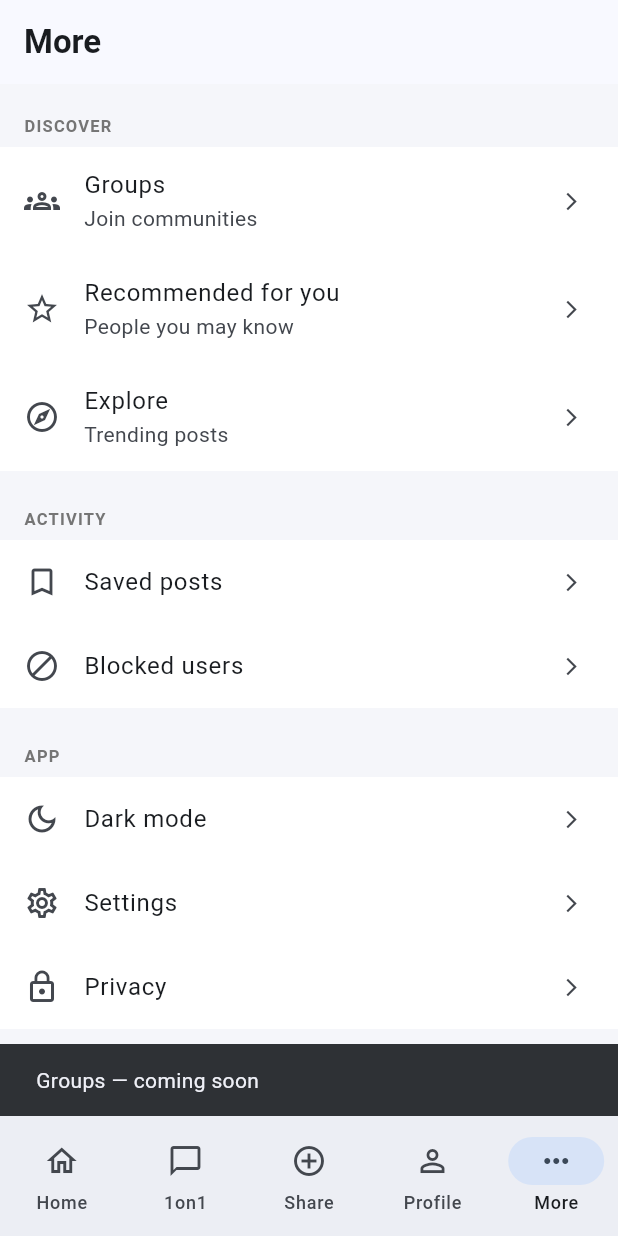
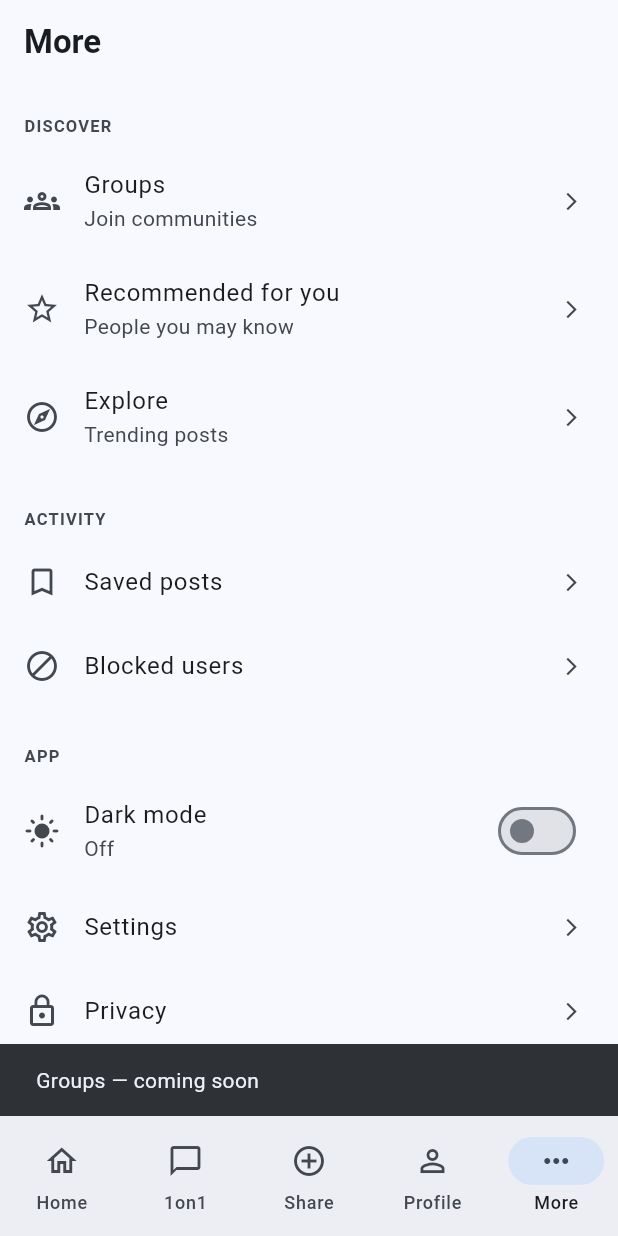
Before and after one commit to ncnu1356-cpu/Damadam, a Flutter app: the screen it shows once a user with an empty profile is signed in, item 5 of the bottom bar chosen, after a tap on "Groups", on a phone screen of 412 x 824 dp. Run offline on Flutter 3.47's test engine with Material 3 defaults, Android fonts, the phone set to English and light mode, and no system bars; our stand-ins replace image_picker, shared_preferences, supabase_flutter; accounts and stored records are empty.

Commit message:
Update main.dart

```diff
--- a/lib/main.dart
+++ b/lib/main.dart
@@ -17,6 +17,7 @@ import 'services/notification_service.dart';
 import 'services/save_service.dart';
 import 'services/report_service.dart';
 import 'services/session_service.dart';
+import 'theme_controller.dart';
 
 const String supabaseUrl =
     'https://fhmshhmklsqgiyvcdvbr.supabase.co';
@@ -25,6 +26,8 @@ const String supabasePublishableKey =
     'sb_publishable_gTJUg-94UMGG7FF73Ey58g_ZLoeEZoW';
 
 SupabaseClient get supabase => Supabase.instance.client;
+
+final ThemeController themeController = ThemeController();
 
 Future<void> main() async {
   WidgetsFlutterBinding.ensureInitialized();
@@ -43,15 +46,26 @@ class DamadamApp extends StatelessWidget {
 
   @override
   Widget build(BuildContext context) {
+    return AnimatedBuilder(
+      animation: themeController,
+      builder: (context, _) {
         return MaterialApp(
           debugShowCheckedModeBanner: false,
           title: 'Damadam',
+          themeMode: themeController.mode,
           theme: ThemeData(
             useMaterial3: true,
             colorSchemeSeed: Colors.blue,
             brightness: Brightness.light,
           ),
+          darkTheme: ThemeData(
+            useMaterial3: true,
+            colorSchemeSeed: Colors.blue,
+            brightness: Brightness.dark,
+          ),
           home: const AuthGate(),
+        );
+      },
     );
   }
 }
@@ -102,7 +116,7 @@ class _AuthGateState extends State<AuthGate> {
 }
 
 // ============================================================
-// MAIN SHELL — bottom navigation with DM badge
+// MAIN SHELL
 // ============================================================
 
 class MainShell extends StatefulWidget {
@@ -524,6 +538,7 @@ class _HomeTabState extends State<HomeTab> {
   @override
   Widget build(BuildContext context) {
     final visiblePosts = showForYou ? allPosts : forMePosts;
+    final cs = Theme.of(context).colorScheme;
 
     return Scaffold(
       appBar: AppBar(
@@ -582,7 +597,7 @@ class _HomeTabState extends State<HomeTab> {
       body: Column(
         children: [
           Container(
-            color: Colors.white,
+            color: cs.surface,
             padding: const EdgeInsets.fromLTRB(12, 8, 12, 8),
             child: Row(
               children: [
@@ -601,14 +616,14 @@ class _HomeTabState extends State<HomeTab> {
                 Text(
                   '${visiblePosts.length}',
                   style: TextStyle(
-                    color: Colors.grey.shade600,
+                    color: cs.onSurfaceVariant,
                     fontSize: 13,
                   ),
                 ),
               ],
             ),
           ),
-          const Divider(height: 1),
+          Divider(height: 1, color: cs.outlineVariant),
           Expanded(
             child: RefreshIndicator(
               onRefresh: refreshFeed,
@@ -624,7 +639,7 @@ class _HomeTabState extends State<HomeTab> {
                                   ? Icons.article_outlined
                                   : Icons.people_outline,
                               size: 70,
-                              color: Colors.grey.shade400,
+                              color: cs.onSurfaceVariant,
                             ),
                             const SizedBox(height: 12),
                             Center(
@@ -637,7 +652,7 @@ class _HomeTabState extends State<HomeTab> {
                                 textAlign: TextAlign.center,
                                 style: TextStyle(
                                   fontSize: 16,
-                                  color: Colors.grey.shade600,
+                                  color: cs.onSurfaceVariant,
                                 ),
                               ),
                             ),
@@ -668,21 +683,20 @@ class _HomeTabState extends State<HomeTab> {
     required bool active,
     required VoidCallback onTap,
   }) {
+    final cs = Theme.of(context).colorScheme;
     return GestureDetector(
       onTap: onTap,
       child: Container(
         padding: const EdgeInsets.symmetric(horizontal: 16, vertical: 8),
         decoration: BoxDecoration(
-          color: active
-              ? Theme.of(context).colorScheme.primary
-              : Colors.grey.shade200,
+          color: active ? cs.primary : cs.surfaceContainerHighest,
           borderRadius: BorderRadius.circular(20),
         ),
         child: Text(
           label,
           style: TextStyle(
             fontWeight: FontWeight.w600,
-            color: active ? Colors.white : Colors.black87,
+            color: active ? cs.onPrimary : cs.onSurface,
           ),
         ),
       ),
@@ -691,7 +705,7 @@ class _HomeTabState extends State<HomeTab> {
 }
 
 // ============================================================
-// MORE TAB
+// MORE TAB — with Dark Mode toggle
 // ============================================================
 
 class MoreTab extends StatelessWidget {
@@ -736,8 +750,12 @@ class MoreTab extends StatelessWidget {
 
   @override
   Widget build(BuildContext context) {
+    final cs = Theme.of(context).colorScheme;
+
+    return AnimatedBuilder(
+      animation: themeController,
+      builder: (context, _) {
         return Scaffold(
-      backgroundColor: const Color(0xFFF5F6FA),
           appBar: AppBar(
             title: const Text(
               'More',
@@ -748,40 +766,36 @@ class MoreTab extends StatelessWidget {
             children: [
               const SizedBox(height: 8),
 
-          _sectionHeader('Discover'),
-          ListTile(
-            leading: const Icon(Icons.groups_outlined),
-            title: const Text('Groups'),
-            subtitle: const Text('Join communities'),
-            trailing: const Icon(Icons.arrow_forward_ios, size: 14),
-            tileColor: Colors.white,
+              _sectionHeader('Discover', cs),
+              _tile(
+                context: context,
+                icon: Icons.groups_outlined,
+                title: 'Groups',
+                subtitle: 'Join communities',
                 onTap: () => _show('Groups', context),
               ),
-          ListTile(
-            leading: const Icon(Icons.star_outline),
-            title: const Text('Recommended for you'),
-            subtitle: const Text('People you may know'),
-            trailing: const Icon(Icons.arrow_forward_ios, size: 14),
-            tileColor: Colors.white,
+              _tile(
+                context: context,
+                icon: Icons.star_outline,
+                title: 'Recommended for you',
+                subtitle: 'People you may know',
                 onTap: () => _show('Recommended', context),
               ),
-          ListTile(
-            leading: const Icon(Icons.explore_outlined),
-            title: const Text('Explore'),
-            subtitle: const Text('Trending posts'),
-            trailing: const Icon(Icons.arrow_forward_ios, size: 14),
-            tileColor: Colors.white,
+              _tile(
+                context: context,
+                icon: Icons.explore_outlined,
+                title: 'Explore',
+                subtitle: 'Trending posts',
                 onTap: () => _show('Explore', context),
               ),
 
               const SizedBox(height: 12),
 
-          _sectionHeader('Activity'),
-          ListTile(
-            leading: const Icon(Icons.bookmark_border),
-            title: const Text('Saved posts'),
-            trailing: const Icon(Icons.arrow_forward_ios, size: 14),
-            tileColor: Colors.white,
+              _sectionHeader('Activity', cs),
+              _tile(
+                context: context,
+                icon: Icons.bookmark_border,
+                title: 'Saved posts',
                 onTap: () {
                   Navigator.push(
                     context,
@@ -791,11 +805,10 @@ class MoreTab extends StatelessWidget {
                   );
                 },
               ),
-          ListTile(
-            leading: const Icon(Icons.block),
-            title: const Text('Blocked users'),
-            trailing: const Icon(Icons.arrow_forward_ios, size: 14),
-            tileColor: Colors.white,
+              _tile(
+                context: context,
+                icon: Icons.block,
+                title: 'Blocked users',
                 onTap: () {
                   Navigator.push(
                     context,
@@ -808,19 +821,28 @@ class MoreTab extends StatelessWidget {
 
               const SizedBox(height: 12),
 
-          _sectionHeader('App'),
-          ListTile(
-            leading: const Icon(Icons.dark_mode_outlined),
+              _sectionHeader('App', cs),
+
+              // ✅ DARK MODE TOGGLE
+              SwitchListTile(
+                tileColor: cs.surface,
+                secondary: Icon(
+                  themeController.isDark
+                      ? Icons.dark_mode
+                      : Icons.light_mode,
+                ),
                 title: const Text('Dark mode'),
-            trailing: const Icon(Icons.arrow_forward_ios, size: 14),
-            tileColor: Colors.white,
-            onTap: () => _show('Dark mode', context),
-          ),
-          ListTile(
-            leading: const Icon(Icons.settings_outlined),
-            title: const Text('Settings'),
-            trailing: const Icon(Icons.arrow_forward_ios, size: 14),
-            tileColor: Colors.white,
+                subtitle: Text(
+                  themeController.isDark ? 'On' : 'Off',
+                ),
+                value: themeController.isDark,
+                onChanged: (v) => themeController.setDark(v),
+              ),
+
+              _tile(
+                context: context,
+                icon: Icons.settings_outlined,
+                title: 'Settings',
                 onTap: () {
                   Navigator.push(
                     context,
@@ -830,25 +852,24 @@ class MoreTab extends StatelessWidget {
                   );
                 },
               ),
+              _tile(
+                context: context,
+                icon: Icons.lock_outline,
+                title: 'Privacy',
+                onTap: () => _show('Privacy', context),
+              ),
+
+              const SizedBox(height: 12),
+
+              _sectionHeader('Account', cs),
+              _tile(
+                context: context,
+                icon: Icons.info_outline,
+                title: 'About Damadam',
+                onTap: () => _show('About', context),
+              ),
               ListTile(
-            leading: const Icon(Icons.lock_outline),
-            title: const Text('Privacy'),
-            trailing: const Icon(Icons.arrow_forward_ios, size: 14),
-            tileColor: Colors.white,
-            onTap: () => _show('Privacy', context),
-          ),
-
-          const SizedBox(height: 12),
-
-          _sectionHeader('Account'),
-          ListTile(
-            leading: const Icon(Icons.info_outline),
-            title: const Text('About Damadam'),
-            trailing: const Icon(Icons.arrow_forward_ios, size: 14),
-            tileColor: Colors.white,
-            onTap: () => _show('About', context),
-          ),
-          ListTile(
+                tileColor: cs.surface,
                 leading: const Icon(Icons.logout, color: Colors.red),
                 title: const Text(
                   'Logout',
@@ -857,23 +878,42 @@ class MoreTab extends StatelessWidget {
                     fontWeight: FontWeight.w600,
                   ),
                 ),
-            tileColor: Colors.white,
                 onTap: () => _logout(context),
               ),
               const SizedBox(height: 30),
               Center(
                 child: Text(
                   'Damadam v1.0.0',
-              style: TextStyle(color: Colors.grey.shade400, fontSize: 12),
+                  style: TextStyle(color: cs.onSurfaceVariant, fontSize: 12),
                 ),
               ),
               const SizedBox(height: 30),
             ],
           ),
         );
-  }
-
-  Widget _sectionHeader(String title) {
+      },
+    );
+  }
+
+  Widget _tile({
+    required BuildContext context,
+    required IconData icon,
+    required String title,
+    String? subtitle,
+    required VoidCallback onTap,
+  }) {
+    final cs = Theme.of(context).colorScheme;
+    return ListTile(
+      tileColor: cs.surface,
+      leading: Icon(icon),
+      title: Text(title),
+      subtitle: subtitle != null ? Text(subtitle) : null,
+      trailing: const Icon(Icons.arrow_forward_ios, size: 14),
+      onTap: onTap,
+    );
+  }
+
+  Widget _sectionHeader(String title, ColorScheme cs) {
     return Padding(
       padding: const EdgeInsets.fromLTRB(16, 12, 16, 6),
       child: Text(
@@ -881,7 +921,7 @@ class MoreTab extends StatelessWidget {
         style: TextStyle(
           fontSize: 11,
           fontWeight: FontWeight.bold,
-          color: Colors.grey.shade600,
+          color: cs.onSurfaceVariant,
           letterSpacing: 0.8,
         ),
       ),
@@ -932,7 +972,7 @@ class WelcomeScreen extends StatelessWidget {
                   'Connect. Share. Chat.',
                   style: TextStyle(
                     fontSize: 16,
-                    color: Colors.grey.shade600,
+                    color: Theme.of(context).colorScheme.onSurfaceVariant,
                   ),
                 ),
                 const SizedBox(height: 45),
@@ -2017,6 +2057,7 @@ class _PostCardState extends State<PostCard> {
     final currentUserId = supabase.auth.currentUser?.id;
     final isOwner = userId == currentUserId;
     final avatarUrl = getAvatarUrl();
+    final cs = Theme.of(context).colorScheme;
 
     return Card(
       margin: const EdgeInsets.symmetric(horizontal: 10, vertical: 6),
@@ -2060,7 +2101,7 @@ class _PostCardState extends State<PostCard> {
                           _timeAgo(widget.post['created_at']?.toString()),
                           style: TextStyle(
                             fontSize: 12,
-                            color: Colors.grey.shade600,
+                            color: cs.onSurfaceVariant,
                           ),
                         ),
                       ],
@@ -2176,7 +2217,7 @@ class _PostCardState extends State<PostCard> {
                   onPressed: _toggleSave,
                   icon: Icon(
                     saved ? Icons.bookmark : Icons.bookmark_border,
-                    color: saved ? Colors.blue : null,
+                    color: saved ? cs.primary : null,
                   ),
                 ),
               ],
@@ -2189,7 +2230,7 @@ class _PostCardState extends State<PostCard> {
 }
 
 // ============================================================
-// COMMENTS SCREEN — with edit/delete/report
+// COMMENTS SCREEN
 // ============================================================
 
 class CommentsScreen extends StatefulWidget {
@@ -2561,6 +2602,7 @@ class _CommentsScreenState extends State<CommentsScreen> {
   @override
   Widget build(BuildContext context) {
     final me = supabase.auth.currentUser?.id;
+    final cs = Theme.of(context).colorScheme;
 
     return Scaffold(
       appBar: AppBar(title: const Text('Comments')),
@@ -2604,9 +2646,7 @@ class _CommentsScreenState extends State<CommentsScreen> {
                                     child: Container(
                                       padding: const EdgeInsets.all(10),
                                       decoration: BoxDecoration(
-                                        color: Theme.of(context)
-                                            .colorScheme
-                                            .surfaceContainerHighest,
+                                        color: cs.surfaceContainerHighest,
                                         borderRadius:
                                             BorderRadius.circular(14),
                                       ),
@@ -2633,7 +2673,7 @@ class _CommentsScreenState extends State<CommentsScreen> {
                                                 '(edited)',
                                                 style: TextStyle(
                                                   fontSize: 10,
-                                                  color: Colors.grey.shade600,
+                                                  color: cs.onSurfaceVariant,
                                                   fontStyle: FontStyle.italic,
                                                 ),
                                               ),
@@ -2664,9 +2704,9 @@ class _CommentsScreenState extends State<CommentsScreen> {
                           Expanded(
                             child: Text(
                               'Replying to ${getUsername(_replyTo!)}',
-                              style: const TextStyle(
+                              style: TextStyle(
                                 fontSize: 12,
-                                color: Colors.grey,
+                                color: cs.onSurfaceVariant,
                               ),
                             ),
                           ),
@@ -2687,7 +2727,7 @@ class _CommentsScreenState extends State<CommentsScreen> {
                               'Editing your comment',
                               style: TextStyle(
                                 fontSize: 12,
-                                color: Colors.blue.shade600,
+                                color: cs.primary,
                               ),
                             ),
                           ),
```
Lines whose indentation alone changed are shown as unchanged.
